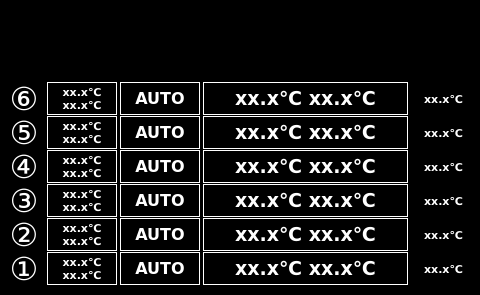
Old version of the form SmartHome/page100.ui in the repository fmandracci/smart-home.
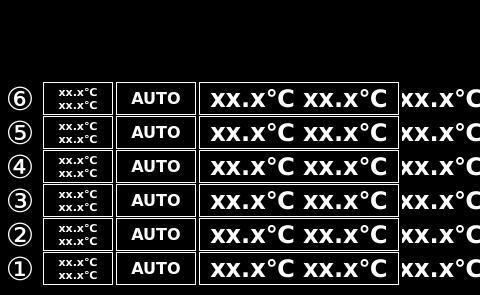
New version of the form. Custom widgets are drawn as their Qt base class.

Commit message: v2.0_04: pages 046,100,200,300,400 fonts & icons

Diff of the .ui file:
```diff
--- a/SmartHome/page100.ui
+++ b/SmartHome/page100.ui
@@ -253,7 +253,7 @@
        </property>
        <property name="minimumSize">
         <size>
-         <width>205</width>
+         <width>200</width>
          <height>32</height>
         </size>
        </property>
@@ -272,7 +272,7 @@
        <property name="font">
         <font>
          <family>DejaVu Sans</family>
-         <pointsize>14</pointsize>
+         <pointsize>18</pointsize>
          <weight>75</weight>
          <bold>true</bold>
         </font>
@@ -319,7 +319,7 @@
        </property>
        <property name="minimumSize">
         <size>
-         <width>205</width>
+         <width>200</width>
          <height>32</height>
         </size>
        </property>
@@ -338,7 +338,7 @@
        <property name="font">
         <font>
          <family>DejaVu Sans</family>
-         <pointsize>14</pointsize>
+         <pointsize>18</pointsize>
          <weight>75</weight>
          <bold>true</bold>
         </font>
@@ -415,7 +415,7 @@
        </property>
        <property name="minimumSize">
         <size>
-         <width>205</width>
+         <width>200</width>
          <height>32</height>
         </size>
        </property>
@@ -434,7 +434,7 @@
        <property name="font">
         <font>
          <family>DejaVu Sans</family>
-         <pointsize>14</pointsize>
+         <pointsize>18</pointsize>
          <weight>75</weight>
          <bold>true</bold>
         </font>
@@ -652,7 +652,7 @@
        </property>
        <property name="minimumSize">
         <size>
-         <width>205</width>
+         <width>200</width>
          <height>32</height>
         </size>
        </property>
@@ -671,7 +671,7 @@
        <property name="font">
         <font>
          <family>DejaVu Sans</family>
-         <pointsize>14</pointsize>
+         <pointsize>18</pointsize>
          <weight>75</weight>
          <bold>true</bold>
         </font>
@@ -864,7 +864,7 @@
        </property>
        <property name="minimumSize">
         <size>
-         <width>205</width>
+         <width>200</width>
          <height>32</height>
         </size>
        </property>
@@ -883,7 +883,7 @@
        <property name="font">
         <font>
          <family>DejaVu Sans</family>
-         <pointsize>14</pointsize>
+         <pointsize>18</pointsize>
          <weight>75</weight>
          <bold>true</bold>
         </font>
@@ -917,7 +917,7 @@
        </property>
        <property name="minimumSize">
         <size>
-         <width>205</width>
+         <width>200</width>
          <height>32</height>
         </size>
        </property>
@@ -936,7 +936,7 @@
        <property name="font">
         <font>
          <family>DejaVu Sans</family>
-         <pointsize>14</pointsize>
+         <pointsize>18</pointsize>
          <weight>75</weight>
          <bold>true</bold>
         </font>
@@ -1252,7 +1252,7 @@
        <property name="font">
         <font>
          <family>DejaVu Sans</family>
-         <pointsize>8</pointsize>
+         <pointsize>18</pointsize>
          <weight>75</weight>
          <bold>true</bold>
         </font>
@@ -1294,7 +1294,7 @@
        <property name="font">
         <font>
          <family>DejaVu Sans</family>
-         <pointsize>8</pointsize>
+         <pointsize>18</pointsize>
          <weight>75</weight>
          <bold>true</bold>
         </font>
@@ -1336,7 +1336,7 @@
        <property name="font">
         <font>
          <family>DejaVu Sans</family>
-         <pointsize>8</pointsize>
+         <pointsize>18</pointsize>
          <weight>75</weight>
          <bold>true</bold>
         </font>
@@ -1378,7 +1378,7 @@
        <property name="font">
         <font>
          <family>DejaVu Sans</family>
-         <pointsize>8</pointsize>
+         <pointsize>18</pointsize>
          <weight>75</weight>
          <bold>true</bold>
         </font>
@@ -1420,7 +1420,7 @@
        <property name="font">
         <font>
          <family>DejaVu Sans</family>
-         <pointsize>8</pointsize>
+         <pointsize>18</pointsize>
          <weight>75</weight>
          <bold>true</bold>
         </font>
@@ -1462,7 +1462,7 @@
        <property name="font">
         <font>
          <family>DejaVu Sans</family>
-         <pointsize>8</pointsize>
+         <pointsize>18</pointsize>
          <weight>75</weight>
          <bold>true</bold>
         </font>
@@ -1485,6 +1485,9 @@
      <property name="orientation">
       <enum>Qt::Vertical</enum>
      </property>
+     <property name="sizeType">
+      <enum>QSizePolicy::Ignored</enum>
+     </property>
      <property name="sizeHint" stdset="0">
       <size>
        <width>20</width>
```
Left out of the diff: 36 changed lines with no effect on the pictures. The commit also changes 19 other files.
